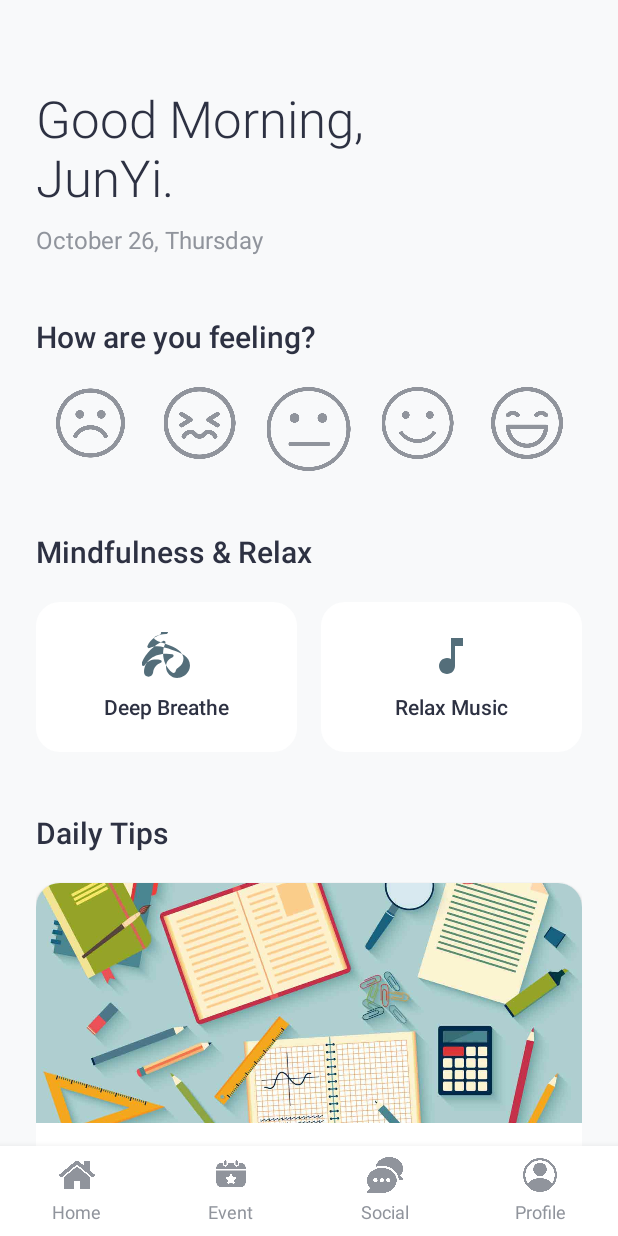
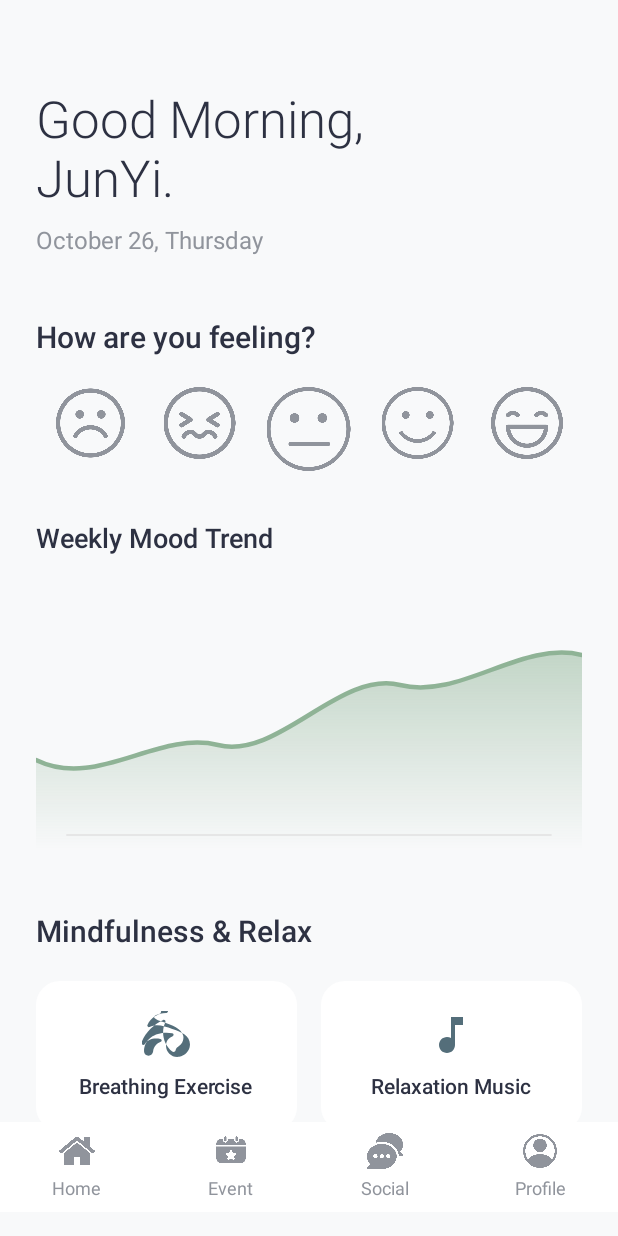
Before and after one commit to Kejunfang/MAD_GP, an Android app: the screen it shows after launch (HomePage), on a phone screen of 412 x 824 dp. Run offline under Robolectric (Android 15) with nearby library versions, the phone set to English and light mode, and no system bars.

Commit message:
Home Page Done

```diff
--- /dev/null
+++ b/app/src/main/res/drawable/ic_dashboard_chart_placeholder.xml
@@ -0,0 +1,28 @@
+<vector xmlns:android="http://schemas.android.com/apk/res/android"
+    xmlns:aapt="http://schemas.android.com/aapt"
+    android:width="360dp"
+    android:height="180dp"
+    android:viewportWidth="360"
+    android:viewportHeight="180">
+    <path
+        android:pathData="M0,180 L0,120 C40,140 80,100 120,110 C160,120 200,60 240,70 C280,80 320,40 360,50 L360,180 Z"
+        android:strokeWidth="0">
+        <aapt:attr name="android:fillColor">
+            <gradient
+                android:startY="50" android:endY="180"
+                android:startX="0" android:endX="0"
+                android:type="linear">
+                <item android:offset="0.0" android:color="#808FB396"/>
+                <item android:offset="1.0" android:color="#00F8F9FA"/>
+            </gradient>
+        </aapt:attr>
+    </path>
+    <path
+        android:pathData="M0,120 C40,140 80,100 120,110 C160,120 200,60 240,70 C280,80 320,40 360,50"
+        android:strokeColor="@color/sage_green"
+        android:fillColor="#00000000"
+        android:strokeWidth="3"
+        android:strokeLineCap="round"/>
+
+    <path android:pathData="M20,170h320" android:strokeColor="#E0E0E0" android:strokeWidth="1"/>
+</vector>
--- a/app/src/main/res/layout/homepage.xml
+++ b/app/src/main/res/layout/homepage.xml
@@ -98,6 +98,28 @@
             </LinearLayout>
 
             <TextView
+                android:id="@+id/tvChartHeader"
+                android:layout_width="wrap_content"
+                android:layout_height="wrap_content"
+                android:layout_marginTop="32dp"
+                android:fontFamily="sans-serif-medium"
+                android:text="Weekly Mood Trend"
+                android:textColor="@color/text_main"
+                android:textSize="18sp"
+                app:layout_constraintStart_toStartOf="parent"
+                app:layout_constraintTop_toBottomOf="@id/layoutEmojis" />
+
+            <ImageView
+                android:id="@+id/chartPlaceholder"
+                android:layout_width="match_parent"
+                android:layout_height="180dp"
+                android:layout_marginTop="16dp"
+                android:scaleType="fitXY"
+                android:src="@drawable/ic_dashboard_chart_placeholder"
+                app:layout_constraintTop_toBottomOf="@id/tvChartHeader" />
+
+
+            <TextView
                 android:id="@+id/titleMindfulness"
                 android:layout_width="wrap_content"
                 android:layout_height="wrap_content"
@@ -107,7 +129,7 @@
                 android:textColor="@color/text_main"
                 android:textSize="20sp"
                 app:layout_constraintStart_toStartOf="parent"
-                app:layout_constraintTop_toBottomOf="@id/layoutEmojis" />
+                app:layout_constraintTop_toBottomOf="@id/chartPlaceholder" />
 
             <LinearLayout
                 android:id="@+id/layoutMindfulnessCards"
@@ -146,7 +168,7 @@
                             android:layout_height="wrap_content"
                             android:layout_marginTop="8dp"
                             android:fontFamily="sans-serif-medium"
-                            android:text="Deep Breathe"
+                            android:text="Breathing Exercise"
                             android:textColor="@color/text_main"
                             android:textSize="14sp" />
                     </LinearLayout>
@@ -180,7 +202,7 @@
                             android:layout_height="wrap_content"
                             android:layout_marginTop="8dp"
                             android:fontFamily="sans-serif-medium"
-                            android:text="Relax Music"
+                            android:text="Relaxation Music"
                             android:textColor="@color/text_main"
                             android:textSize="14sp" />
                     </LinearLayout>
@@ -258,7 +280,8 @@
         android:layout_width="match_parent"
         android:layout_height="60dp"
         android:background="@color/white"
-        android:elevation="8dp"
+        android:elevation="0dp"
+        android:layout_marginBottom="16dp"
         android:orientation="horizontal"
         android:paddingVertical="4dp"
         app:layout_constraintBottom_toBottomOf="parent"
```
